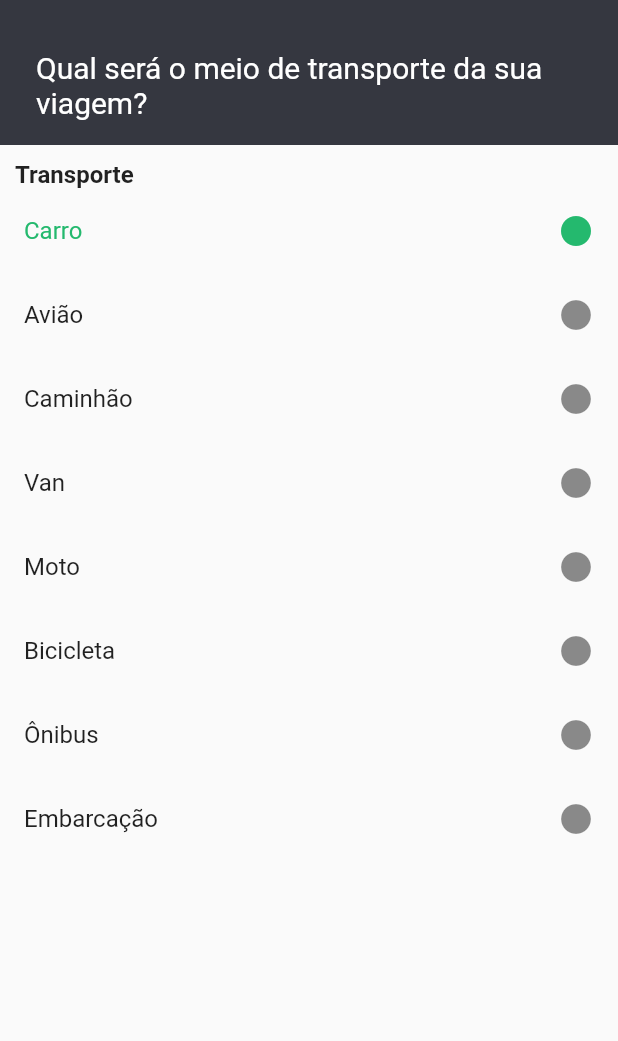
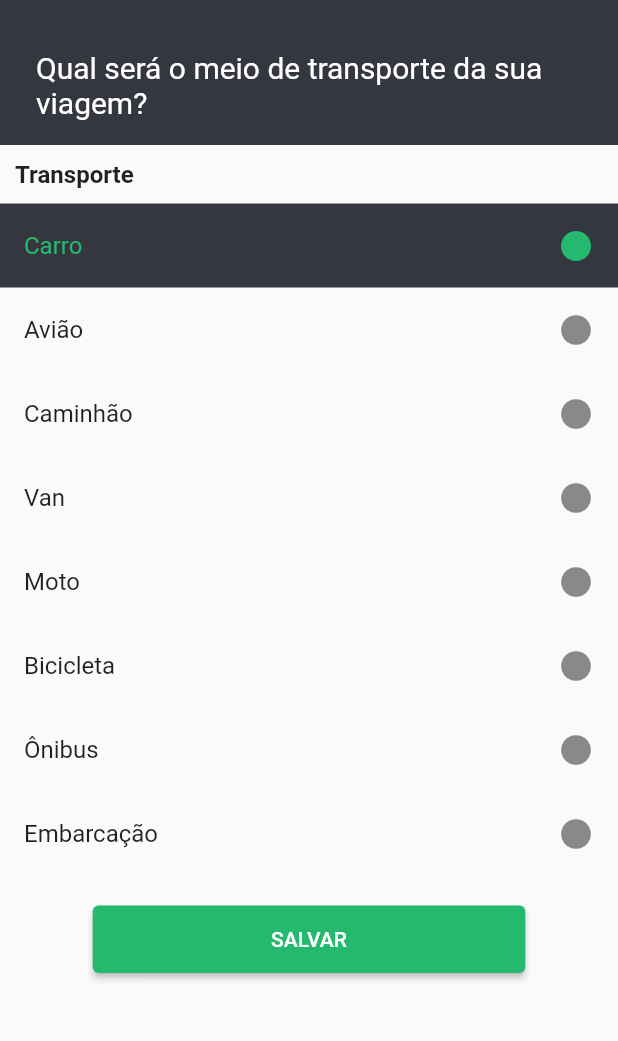
Before and after one commit to pf-haidar/muvver, a Flutter app: the TransportSelection screen opened directly, on a phone screen of 412 x 824 dp, the part 59-1100 px from its top. Run offline on Flutter 3.47's test engine with Material 2 defaults, Android fonts, the phone set to English and light mode, and no system bars; our stand-ins replace flutter_svg.

Commit message:
Begging Destiny Selection

```diff
--- a/lib/views/transport_selection/transport_selection.dart
+++ b/lib/views/transport_selection/transport_selection.dart
@@ -2,7 +2,7 @@ import 'package:flutter/material.dart';
 import 'package:flutter/src/foundation/key.dart';
 import 'package:flutter/src/widgets/framework.dart';
 import 'package:muvver/models/transport_model.dart';
-import 'package:muvver/views/transport_selection/components/transport_list_tile_widget.dart';
+import 'package:muvver/views/destiny_selection/destiny_selection.dart';
 
 class TransportSelection extends StatefulWidget {
   const TransportSelection({Key? key}) : super(key: key);
@@ -60,7 +60,7 @@ class _TransportSelectionState extends State<TransportSelection> {
                 ),
               ),
               Container(
-                padding: const EdgeInsets.only(top: 10, left: 10),
+                padding: const EdgeInsets.only(top: 10, left: 10, bottom: 10),
                 alignment: Alignment.topLeft,
                 child: const Text(
                   'Transporte',
@@ -72,6 +72,7 @@ class _TransportSelectionState extends State<TransportSelection> {
                 shrinkWrap: true,
                 itemBuilder: ((context, index) {
                   return ListTile(
+                    selectedTileColor: const Color.fromRGBO(53, 55, 64, 1),
                     selectedColor: const Color.fromRGBO(36, 185, 110, 1),
                     title: Text(allTransports[index].name),
                     selected: index == _selectedIndex,
@@ -83,6 +84,28 @@ class _TransportSelectionState extends State<TransportSelection> {
                     trailing: const Icon(Icons.circle_rounded),
                   );
                 }),
+              ),
+              Container(
+                margin: const EdgeInsets.only(top: 20),
+                width: MediaQuery.of(context).size.width * 0.7,
+                height: 45,
+                child: ElevatedButton(
+                  style: ElevatedButton.styleFrom(
+                    primary: const Color.fromRGBO(36, 185, 110, 1),
+                  ),
+                  child: const Text(
+                    'SALVAR',
+                    style: TextStyle(color: Colors.white),
+                  ),
+                  //TODO
+                  onPressed: () {
+                    Navigator.of(context).push(
+                      MaterialPageRoute(
+                        builder: ((context) => DestinySelection()),
+                      ),
+                    );
+                  },
+                ),
               )
             ],
           ),
```
Also changed, not shown: lib/views/destiny_selection/destiny_selection.dart (added, +71 -0 lines), lib/views/transport_selection/components/transport_list_tile_widget.dart (deleted, +0 -26 lines).
